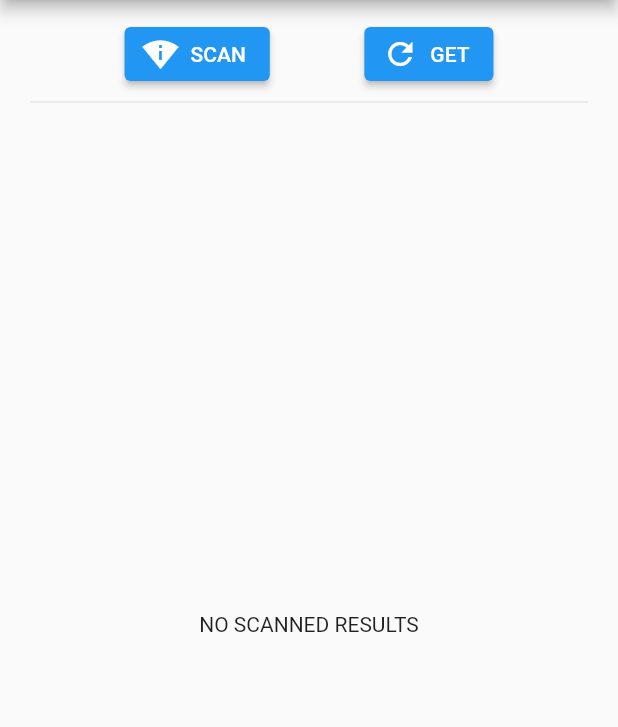
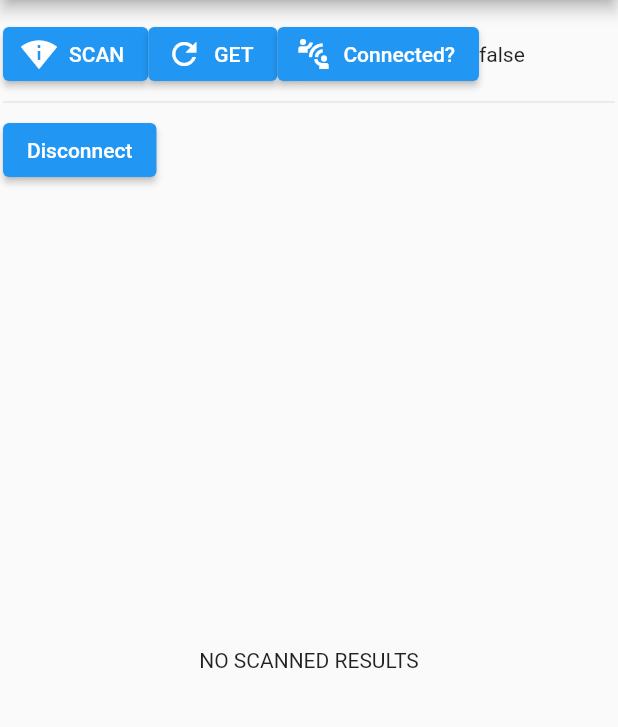
Before and after one commit to Bojan227/android_wifi, a Flutter app: the screen it shows after launch, on a phone screen of 412 x 824 dp, the part 84-811 px from its top. Run offline on Flutter 3.47's test engine with Material 2 defaults, Android fonts, the phone set to English and light mode, and no system bars; missing offline and left inert: wifi_iot, wifi_scan.

Commit message:
wifi_networks update

```diff
--- a/lib/main.dart
+++ b/lib/main.dart
@@ -21,6 +21,7 @@ class MyApp extends StatefulWidget {
 class _MyAppState extends State<MyApp> {
   List<WiFiAccessPoint> accessPoints = <WiFiAccessPoint>[];
   bool shouldCheckCan = true;
+  bool isConnected = false;
 
   Future<void> _startScan(BuildContext context) async {
     // check if "can" startScan
@@ -61,6 +62,7 @@ class _MyAppState extends State<MyApp> {
     if (await _canGetScannedResults(context)) {
       // get scanned results
       final results = await WiFiScan.instance.getScannedResults();
+      print('results $results');
       setState(() => accessPoints = results);
     }
   }
@@ -95,27 +97,42 @@ class _MyAppState extends State<MyApp> {
         ),
         body: Builder(
           builder: (context) => Padding(
-            padding: const EdgeInsets.symmetric(vertical: 12, horizontal: 20),
+            padding: const EdgeInsets.symmetric(vertical: 12, horizontal: 2),
             child: Column(
               mainAxisSize: MainAxisSize.max,
               crossAxisAlignment: CrossAxisAlignment.start,
               children: [
                 Row(
-                  mainAxisAlignment: MainAxisAlignment.spaceEvenly,
                   children: [
                     ElevatedButton.icon(
                       icon: const Icon(Icons.perm_scan_wifi),
                       label: const Text('SCAN'),
-                      onPressed: () async => _startScan(context),
+                      onPressed: () async => await _startScan(context),
                     ),
                     ElevatedButton.icon(
                       icon: const Icon(Icons.refresh),
                       label: const Text('GET'),
-                      onPressed: () async => _getScannedResults(context),
+                      onPressed: () async => await _getScannedResults(context),
                     ),
+                    ElevatedButton.icon(
+                        onPressed: () async {
+                          final res = await WiFiForIoTPlugin.isConnected();
+
+                          setState(() {
+                            isConnected = res;
+                          });
+                        },
+                        icon: Icon(Icons.connect_without_contact),
+                        label: const Text('Connected?')),
+                    Text("$isConnected")
                   ],
                 ),
                 const Divider(),
+                ElevatedButton(
+                    onPressed: () async {
+                      await WiFiForIoTPlugin.disconnect();
+                    },
+                    child: const Text('Disconnect')),
                 Flexible(
                   child: Center(
                     child: accessPoints.isEmpty
@@ -123,7 +140,8 @@ class _MyAppState extends State<MyApp> {
                         : ListView.builder(
                             itemCount: accessPoints.length,
                             itemBuilder: (context, i) =>
-                                _AccessPointTile(accessPoint: accessPoints[i])),
+                                _AccessPointTile(accessPoint: accessPoints[i]),
+                          ),
                   ),
                 ),
               ],
@@ -175,7 +193,6 @@ class _AccessPointTileState extends State<_AccessPointTile> {
       );
 
   Future<void> connectToWifi(String ssid, String bssid, String password) async {
-    try {
     final res = await WiFiForIoTPlugin.connect(
       ssid,
       bssid: bssid,
@@ -185,11 +202,8 @@ class _AccessPointTileState extends State<_AccessPointTile> {
       withInternet: false,
     );
     print(res);
+
     if (res) await WiFiForIoTPlugin.forceWifiUsage(true);
-    } catch (error) {
-      print(error);
-      print('error');
-    }
   }
 
   @override
@@ -207,7 +221,6 @@ class _AccessPointTileState extends State<_AccessPointTile> {
         title: Text(title),
         subtitle: Text(widget.accessPoint.capabilities),
         onTap: () {
-          // WiFiForIoTPlugin.disconnect();
           showDialog(
             context: context,
             builder: (context) => AlertDialog(
@@ -216,23 +229,6 @@ class _AccessPointTileState extends State<_AccessPointTile> {
                 child: Column(
                   mainAxisSize: MainAxisSize.min,
                   children: [
-                    // _buildInfo("BSSDI", widget.accessPoint.bssid),
-                    // _buildInfo("Capability", widget.accessPoint.capabilities),
-                    // _buildInfo(
-                    //     "frequency", "${widget.accessPoint.frequency}MHz"),
-                    // _buildInfo("level", widget.accessPoint.level),
-                    // _buildInfo("standard", widget.accessPoint.standard),
-                    // _buildInfo("centerFrequency0",
-                    //     "${widget.accessPoint.centerFrequency0}MHz"),
-                    // _buildInfo("centerFrequency1",
-                    //     "${widget.accessPoint.centerFrequency1}MHz"),
-                    // _buildInfo("channelWidth", widget.accessPoint.channelWidth),
-                    // _buildInfo("isPasspoint", widget.accessPoint.isPasspoint),
-                    // _buildInfo("operatorFriendlyName",
-                    //     widget.accessPoint.operatorFriendlyName),
-                    // _buildInfo("venueName", widget.accessPoint.venueName),
-                    // _buildInfo("is80211mcResponder",
-                    //     widget.accessPoint.is80211mcResponder),
                     TextField(
                       decoration: const InputDecoration(hintText: 'Password'),
                       obscureText: true,
```
Lines whose indentation alone changed are shown as unchanged.
